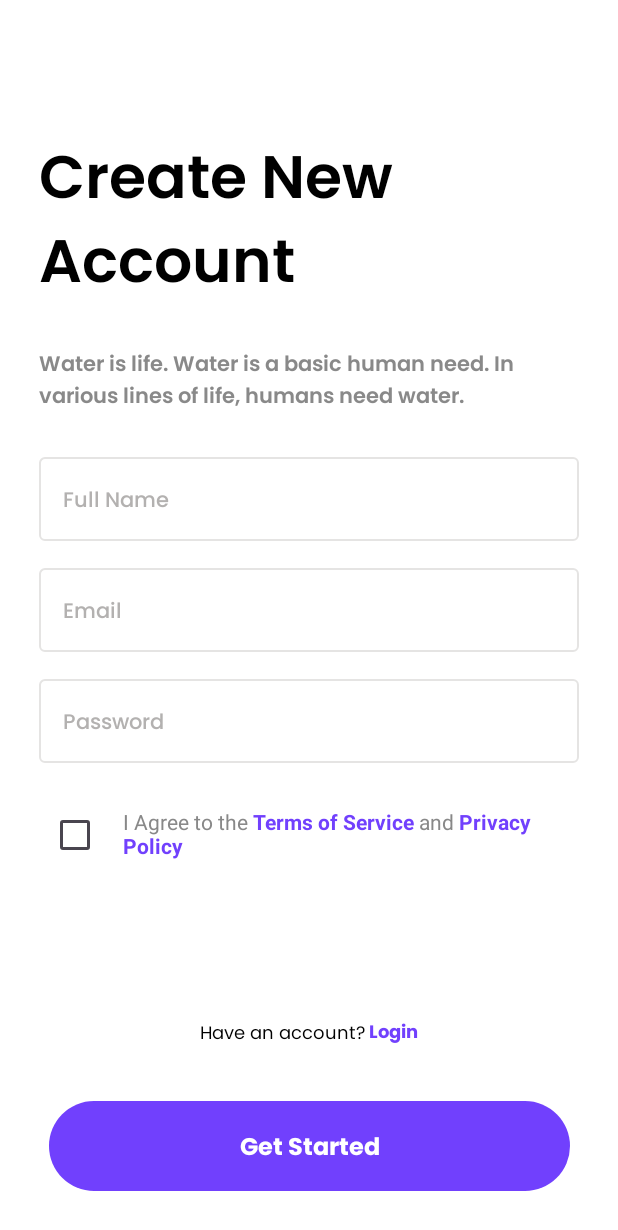
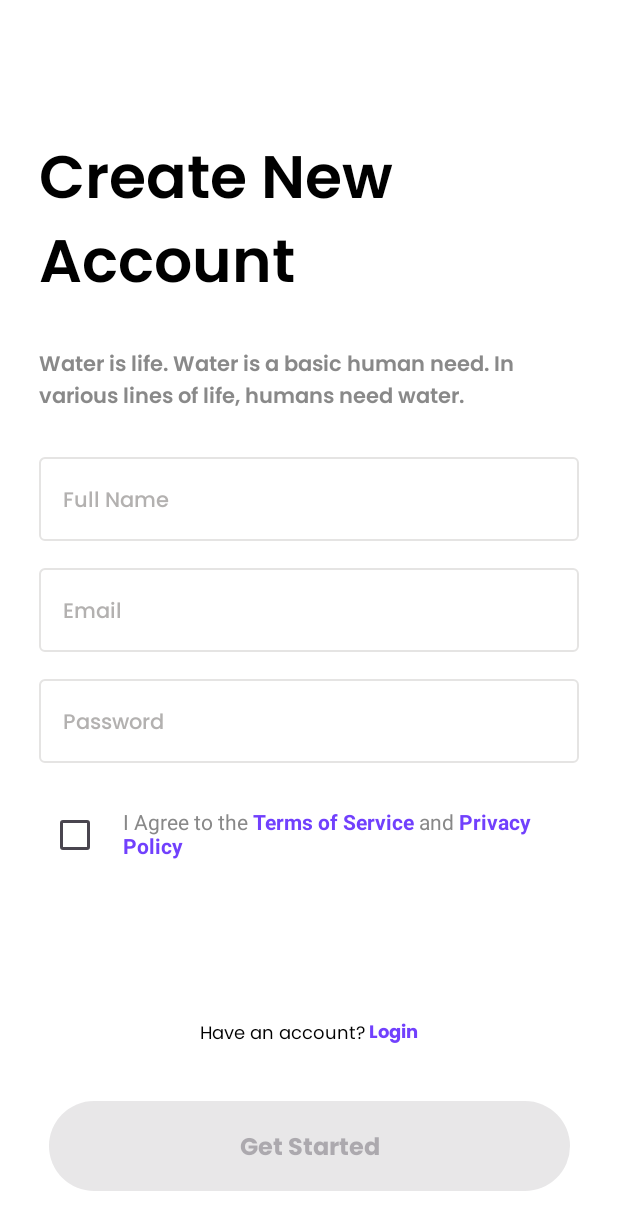
Before and after one commit to KevinMVuylsteke/Petshop, an Android app built with Jetpack Compose: the @Preview function CreateAccountPreview, on a phone screen of 412 x 824 dp. Shown: the top 1230 px of the screen. Run offline under Robolectric (Android 15) with nearby library versions, the phone set to English and light mode, and no system bars.

Commit message:
guardo cambios previo pull

```diff
--- a/app/build.gradle.kts
+++ b/app/build.gradle.kts
@@ -50,9 +50,9 @@ dependencies {
     implementation(libs.androidx.ui.tooling.preview)
     implementation(libs.androidx.material3)
     implementation(libs.androidx.navigation.runtime.android)
-    implementation(libs.androidx.navigation.compose.jvmstubs)
+    //implementation(libs.androidx.navigation.compose.jvmstubs)
+    implementation("androidx.navigation:navigation-compose:2.7.7")
 
-    implementation("androidx.navigation:navigation-compose:2.7.7")
     implementation("androidx.compose.material:material-icons-extended:1.6.7")
 
     testImplementation(libs.junit)
--- a/app/src/main/java/ar/edu/ort/parcial/screens/CreateAccount.kt
+++ b/app/src/main/java/ar/edu/ort/parcial/screens/CreateAccount.kt
@@ -26,8 +26,19 @@ import ar.edu.ort.parcial.ui.theme.Gris
 import ar.edu.ort.parcial.ui.theme.Poppins
 import ar.edu.ort.parcial.ui.theme.White
 
+import androidx.compose.runtime.getValue
+import androidx.compose.runtime.mutableStateOf
+import androidx.compose.runtime.remember
+import androidx.compose.runtime.setValue
+
 @Composable
-fun CreateAccount() {
+fun CreateAccount(onCreateToLogin: () -> Unit) {
+    var name by remember { mutableStateOf("") }
+    var email by remember { mutableStateOf("") }
+    var password by remember { mutableStateOf("") }
+
+    val isButtonEnabled = name.isNotBlank() && email.isNotBlank() && password.isNotBlank()
+
     Box(
         modifier = Modifier
             .fillMaxSize()
@@ -58,11 +69,23 @@ fun CreateAccount() {
                 letterSpacing = 0.sp
             )
             Spacer(modifier = Modifier.height(30.dp))
-            FieldCom(text = stringResource(id = R.string.field_name))
+            FieldCom(
+                text = stringResource(id = R.string.field_name),
+                value = name,
+                onValueChange = { name = it }
+            )
             Spacer(modifier = Modifier.height(18.dp))
-            FieldCom(text = stringResource(id = R.string.field_email))
+            FieldCom(
+                text = stringResource(id = R.string.field_email),
+                value = email,
+                onValueChange = { email = it }
+            )
             Spacer(modifier = Modifier.height(18.dp))
-            FieldCom(text = stringResource(id = R.string.field_pass))
+            FieldCom(
+                text = stringResource(id = R.string.field_pass),
+                value = password,
+                onValueChange = { password = it }
+            )
             Spacer(modifier = Modifier.height(24.dp))
             CheckTerms()
         }
@@ -74,11 +97,14 @@ fun CreateAccount() {
         ) {
             TextLink(
                 text = stringResource(id = R.string.create_link1),
-                text2 = stringResource(id = R.string.create_link2)
+                text2 = stringResource(id = R.string.create_link2),
+                onClickText2 = { onCreateToLogin() }
             )
             Spacer(modifier = Modifier.height(36.dp))
             ButtonCom(
-                text = stringResource(id = R.string.onboarding_button)
+                text = stringResource(id = R.string.onboarding_button),
+                enabled = isButtonEnabled,
+                onClick = {onCreateToLogin()}
             )
         }
     }
@@ -87,5 +113,5 @@ fun CreateAccount() {
 @Preview()
 @Composable
 fun CreateAccountPreview() {
-    CreateAccount()
+    CreateAccount(onCreateToLogin = {})
 }
--- a/app/src/main/java/ar/edu/ort/parcial/ui/components/ButtonComponent.kt
+++ b/app/src/main/java/ar/edu/ort/parcial/ui/components/ButtonComponent.kt
@@ -14,24 +14,28 @@ import androidx.compose.ui.text.font.FontWeight
 import androidx.compose.ui.text.style.TextAlign
 import androidx.compose.ui.unit.dp
 import androidx.compose.ui.unit.sp
+import ar.edu.ort.parcial.ui.theme.Gris
 import ar.edu.ort.parcial.ui.theme.Poppins
 import ar.edu.ort.parcial.ui.theme.Indigo
 
 @Composable
 fun ButtonCom(
     text: String,
-    modifier: Modifier = Modifier // parámetro para modificar posición/tamaño
+    modifier: Modifier = Modifier,
+    onClick: () -> Unit,
+    enabled: Boolean = true
 ) {
     Button(
-        onClick = { /* Acción del botón */ },
+        onClick = onClick,
         modifier = modifier
             .width(347.dp)
             .height(60.dp),
         shape = RoundedCornerShape(30.5.dp),
         contentPadding = PaddingValues(0.dp),
         colors = ButtonDefaults.buttonColors(
-            containerColor = Indigo
-        )
+            containerColor = if (enabled) Indigo else Gris
+        ),
+        enabled = enabled
     ) {
         Text(
             text = text,
@@ -46,34 +50,3 @@ fun ButtonCom(
         )
     }
 }
-
-/*
-@Composable
-fun ButtonCom(
-    text: String,
-) {
-    Button(
-        onClick = { /* Acción del botón */ },
-        modifier = Modifier
-            .width(347.dp)
-            .height(60.dp),
-        shape = RoundedCornerShape(30.5.dp),
-        contentPadding = PaddingValues(0.dp),
-        colors = ButtonDefaults.buttonColors(
-            containerColor = Indigo
-        )
-    ) {
-        Text(
-            text = text,
-            modifier = Modifier,
-            textAlign = TextAlign.Center,
-            style = TextStyle(
-                fontFamily = Poppins,
-                fontWeight = FontWeight.Bold,
-                fontSize = 16.sp,
-                lineHeight = 29.sp, // 180% de 16sp
-                letterSpacing = 0.sp
-            )
-        )
-    }
-}*/
--- a/app/src/main/java/ar/edu/ort/parcial/ui/components/FieldComponent.kt
+++ b/app/src/main/java/ar/edu/ort/parcial/ui/components/FieldComponent.kt
@@ -18,13 +18,13 @@ import ar.edu.ort.parcial.ui.theme.Gray30
 import ar.edu.ort.parcial.ui.theme.Poppins
 
 @Composable
-fun FieldCom(text: String
+fun FieldCom(text: String, value: String, onValueChange: (String) -> Unit
 ){
-    var textual by remember { mutableStateOf("") }
+   // var textual by remember { mutableStateOf("") }
 
     OutlinedTextField(
-        value=textual,
-        onValueChange ={textual = it},
+        value=value,//textual,
+        onValueChange =onValueChange,
         placeholder={Text(text=text,
             color = Gray30,
             style = TextStyle(
--- a/app/src/main/java/ar/edu/ort/parcial/ui/components/TextLink.kt
+++ b/app/src/main/java/ar/edu/ort/parcial/ui/components/TextLink.kt
@@ -1,6 +1,5 @@
 package ar.edu.ort.parcial.ui.components
-
-import androidx.annotation.StringRes
+import androidx.compose.foundation.clickable
 import androidx.compose.foundation.layout.Arrangement
 import androidx.compose.foundation.layout.Row
 import androidx.compose.foundation.layout.fillMaxWidth
@@ -16,18 +15,21 @@ import ar.edu.ort.parcial.ui.theme.Poppins
 import ar.edu.ort.parcial.ui.theme.Violet
 
 @Composable
-fun TextLink( text: String,
-              text2: String) {
-    Row (
+fun TextLink(
+    text: String,
+    text2: String,
+    onClickText2: () -> Unit = {} // parámetro lambda para la acción click
+) {
+    Row(
         modifier = Modifier.fillMaxWidth(),
         horizontalArrangement = Arrangement.Center
     ) {
         Text(
-            text =  text,
+            text = text,
             fontFamily = Poppins,
             fontWeight = FontWeight.Normal,
             fontSize = 12.sp,
-            lineHeight = 19.2.sp, // 160% de 12px
+            lineHeight = 19.2.sp,
             letterSpacing = 0.sp,
         )
         Text(
@@ -35,15 +37,23 @@ fun TextLink( text: String,
             fontFamily = Poppins,
             fontWeight = FontWeight.Bold,
             fontSize = 12.sp,
-            lineHeight = 18.sp, // 150% de 12px
+            lineHeight = 18.sp,
             letterSpacing = 0.sp,
-            color = Violet
+            color = Violet,
+            modifier = Modifier.clickable { onClickText2() } // aquí el clickable
         )
     }
 }
+
 @Preview()
 @Composable
 fun TextLinkPreview() {
-    TextLink(text = stringResource(id = R.string.field_create),
-        text2 = stringResource(id = R.string.field_create_acc),)
+    TextLink(
+        text = stringResource(id = R.string.field_create),
+        text2 = stringResource(id = R.string.field_create_acc),
+        onClickText2 = {
+            println("¡Se hizo click en el texto 2!")
+            // Aquí puede ir una navegación o cualquier acción que quieras
+        }
+    )
 }
```
Also changed, not shown: app/src/main/java/ar/edu/ort/parcial/MainActivity.kt (+23 -8 lines), app/src/main/java/ar/edu/ort/parcial/navigation/AppNavigation.kt (added, +38 -0 lines), app/src/main/java/ar/edu/ort/parcial/screens/ForgotNewPassword.kt (+23 -3 lines), app/src/main/java/ar/edu/ort/parcial/screens/ForgotPassword.kt (+17 -2 lines), app/src/main/java/ar/edu/ort/parcial/screens/LoginIn.kt (+43 -6 lines), app/src/main/java/ar/edu/ort/parcial/screens/Onbaording.kt (+6 -5 lines), app/src/main/java/ar/edu/ort/parcial/screens/PaymentMethod.kt (added, +112 -0 lines), app/src/main/res/values/strings.xml (+8 -0 lines).
